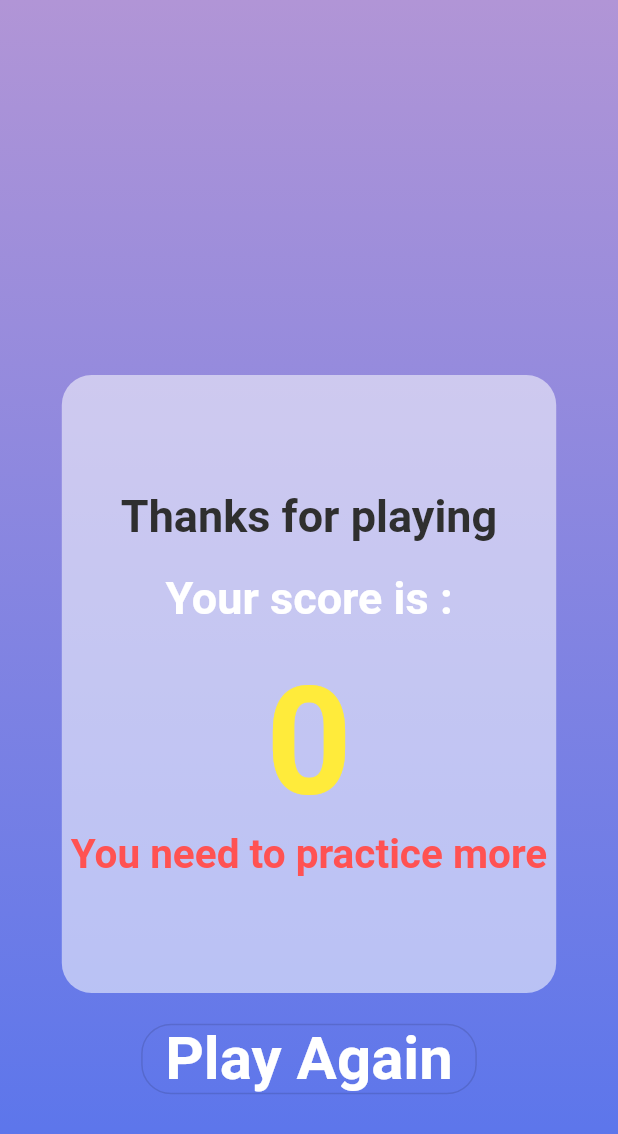
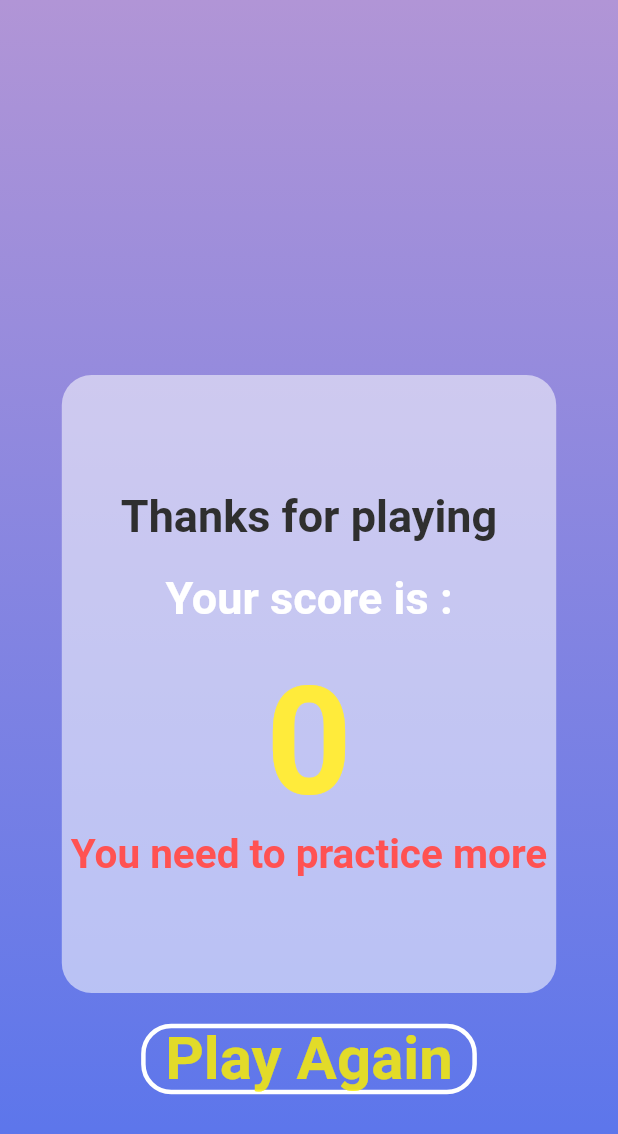
Before and after one commit to chigo01/Quizzy, a Flutter app: the Result screen opened by its route, on a phone screen of 412 x 824 dp. Shown: the top 1134 px of the screen. Run offline on Flutter 3.47's test engine with Material 2 defaults, Android fonts, the phone set to English and light mode, and no system bars; our stand-ins replace google_fonts.

Commit message:
Update result.dart

```diff
--- a/quizzy/lib/screens/result.dart
+++ b/quizzy/lib/screens/result.dart
@@ -87,6 +87,10 @@ class _ResultState extends State<Result> {
                 shape: RoundedRectangleBorder(
                   borderRadius: BorderRadius.circular(20),
                 ),
+                side: const BorderSide(
+                  color: Colors.white,
+                  width: 3,
+                ),
               ),
               onPressed: () {
                 resetQuestion();
@@ -96,7 +100,7 @@ class _ResultState extends State<Result> {
                 text: 'Play Again',
                 myFont: FontWeight.bold,
                 fontSize: 40,
-                myColor: Colors.white,
+                myColor: Color.fromARGB(216, 249, 237, 6),
               ),
             ),
           ],
```
